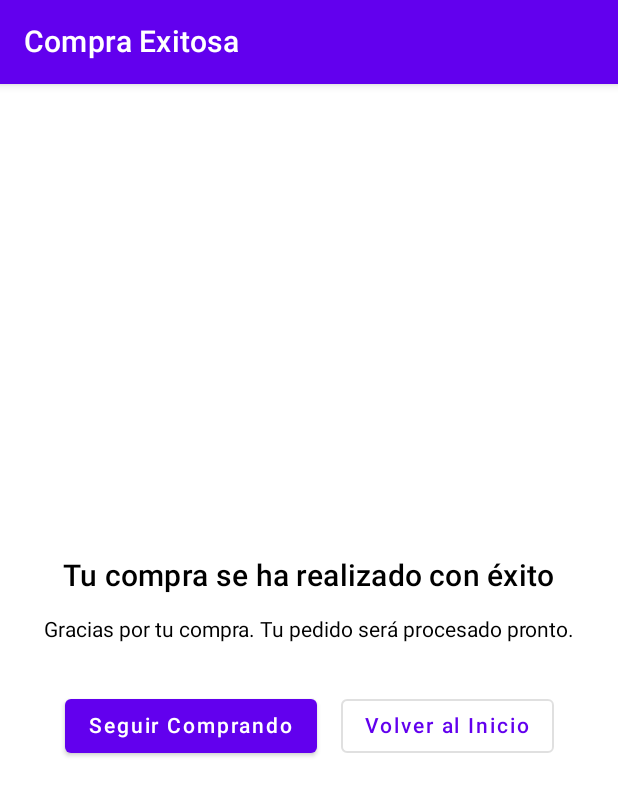
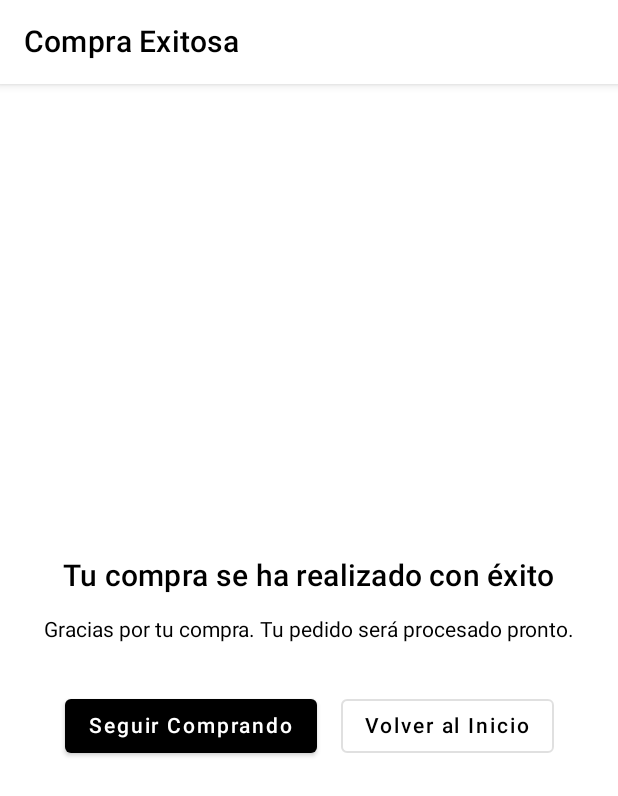
Before and after one commit to alishiin/AppTiendaEval2, an Android app built with Jetpack Compose: the SuccessScreen screen opened through its navigation route, on a phone screen of 412 x 824 dp. Shown: the top 796 px of the screen. Run offline under Robolectric (Android 15) with nearby library versions, the phone set to English and light mode, and no system bars.

Commit message:
Cambios de colores en el carrito y en el problema de stock

```diff
--- a/app/src/main/java/com/example/apptiendaeval2/model/Producto.kt
+++ b/app/src/main/java/com/example/apptiendaeval2/model/Producto.kt
@@ -5,7 +5,7 @@ data class Producto(
     val nombre: String,
     val precio: Int,
     val descripcion: String,
-    val imagenResId: Int, // Cambiado de String a Int
-    val imagenesResId: List<Int> = emptyList(), // Lista de imágenes locales
+    val imagenResId: Int,
+    val imagenesResId: List<Int> = emptyList(),
     val valoraciones: List<Valoracion> = emptyList()
 )
--- a/app/src/main/java/com/example/apptiendaeval2/view/SuccessScreen.kt
+++ b/app/src/main/java/com/example/apptiendaeval2/view/SuccessScreen.kt
@@ -6,13 +6,17 @@ import androidx.compose.runtime.Composable
 import androidx.compose.ui.Alignment
 import androidx.compose.ui.Modifier
 import androidx.compose.ui.unit.dp
+import androidx.compose.ui.graphics.Color
 import androidx.navigation.NavController
 
 @Composable
 fun SuccessScreen(navController: NavController) {
     Scaffold(
         topBar = {
-            TopAppBar(title = { Text("Compra Exitosa") })
+            TopAppBar(
+                title = { Text("Compra Exitosa", color = Color.Black) },
+                backgroundColor = Color.White
+            )
         }
     ) { padding ->
         Column(
@@ -23,21 +27,36 @@ fun SuccessScreen(navController: NavController) {
             verticalArrangement = Arrangement.Center,
             horizontalAlignment = Alignment.CenterHorizontally
         ) {
-            Text("Tu compra se ha realizado con éxito", style = MaterialTheme.typography.h6)
+            Text(
+                "Tu compra se ha realizado con éxito",
+                style = MaterialTheme.typography.h6,
+                color = Color.Black
+            )
             Spacer(modifier = Modifier.height(16.dp))
-            Text("Gracias por tu compra. Tu pedido será procesado pronto.")
+            Text(
+                "Gracias por tu compra. Tu pedido será procesado pronto.",
+                color = Color.Black
+            )
             Spacer(modifier = Modifier.height(32.dp))
 
             Row(horizontalArrangement = Arrangement.spacedBy(16.dp)) {
-                Button(onClick = { navController.navigate("catalog") }) {
+                Button(
+                    onClick = { navController.navigate("catalog") },
+                    colors = ButtonDefaults.buttonColors(
+                        backgroundColor = Color.Black,
+                        contentColor = Color.White
+                    )
+                ) {
                     Text("Seguir Comprando")
                 }
-                OutlinedButton(onClick = {
-                    navController.navigate("catalog") {
-                        popUpTo(0)
-                    }
-                }) {
-                    Text("Volver al Inicio")
+
+                OutlinedButton(
+                    onClick = {
+                        navController.navigate("catalog") { popUpTo(0) }
+                    },
+                    colors = ButtonDefaults.outlinedButtonColors(contentColor = Color.Black)
+                ) {
+                    Text("Volver al Inicio", color = Color.Black)
                 }
             }
         }
```
Also changed, not shown: app/src/main/java/com/example/apptiendaeval2/view/CartScreen.kt (+20 -47 lines), app/src/main/java/com/example/apptiendaeval2/view/ErrorScreen.kt (+22 -8 lines).
